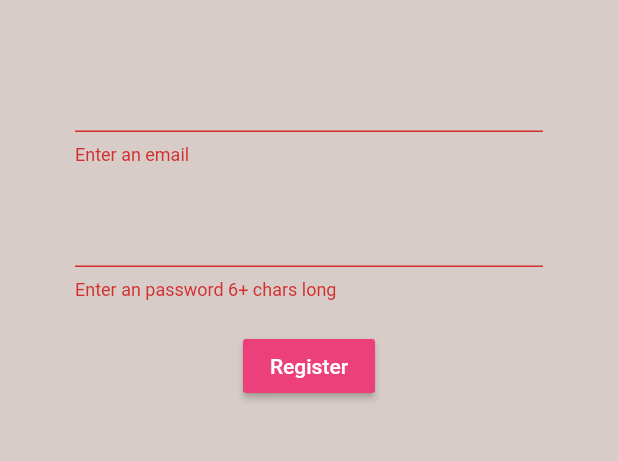
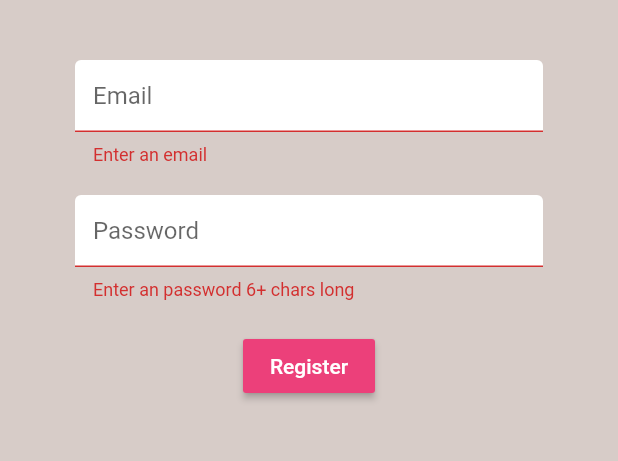
Before and after one commit to TsengYiYao/brew-crew, a Flutter app: the Register screen opened directly, after a tap on "Register", on a phone screen of 412 x 824 dp, the part 84-545 px from its top. Run offline on Flutter 3.47's test engine with Material 2 defaults, Android fonts, the phone set to English and light mode, and no system bars; our stand-ins replace firebase_auth; accounts and stored records are empty.

Commit message:
#14 - Text Input Decoration - finished

```diff
--- a/lib/screens/authenticate/register.dart
+++ b/lib/screens/authenticate/register.dart
@@ -1,6 +1,7 @@
 //import 'dart:html';
 
 import 'package:brew_crew/services/auth.dart';
+import 'package:brew_crew/shared/constants.dart';
 import 'package:flutter/material.dart';
 
 class Register extends StatefulWidget {
@@ -46,24 +47,15 @@ class _RegisterState extends State<Register> {
             children: <Widget>[
               SizedBox(height: 20.0),
               TextFormField(
-                validator: (val) => val.isEmpty ? 'Enter an email' : null,
-                onChanged: (val) {
-                  setState(() {
-                    email = val;
-                  });
-                },
-              ),
+                  decoration: kTextInputDecoration.copyWith(hintText: 'Email'),
+                  validator: (val) => val.isEmpty ? 'Enter an email' : null,
+                  onChanged: (val) => setState(() => email = val)),
               SizedBox(height: 20.0),
               TextFormField(
-                obscureText: true,
-                validator: (val) =>
-                    val.length < 6 ? 'Enter an password 6+ chars long' : null,
-                onChanged: (val) {
-                  setState(() {
-                    password = val;
-                  });
-                },
-              ),
+                  decoration: kTextInputDecoration.copyWith(hintText: 'Password'),
+                  obscureText: true,
+                  validator: (val) => val.length < 6 ? 'Enter an password 6+ chars long' : null,
+                  onChanged: (val) => setState(() => password = val)),
               SizedBox(height: 20.0),
               RaisedButton(
                 color: Colors.pink[400],
@@ -73,8 +65,7 @@ class _RegisterState extends State<Register> {
                 ),
                 onPressed: () async {
                   if (_formKey.currentState.validate()) {
-                    dynamic result = await _auth.registerWithEmailAndPassword(
-                        email, password);
+                    dynamic result = await _auth.registerWithEmailAndPassword(email, password);
                     if (result == null) {
                       setState(() => error = 'please supply a valid email');
                     }
--- a/lib/screens/authenticate/sign_in.dart
+++ b/lib/screens/authenticate/sign_in.dart
@@ -1,4 +1,5 @@
 import 'package:brew_crew/services/auth.dart';
+import 'package:brew_crew/shared/constants.dart';
 import 'package:flutter/material.dart';
 
 class SignIn extends StatefulWidget {
@@ -44,6 +45,7 @@ class _SignInState extends State<SignIn> {
             children: <Widget>[
               SizedBox(height: 20.0),
               TextFormField(
+                decoration: kTextInputDecoration.copyWith(hintText: 'Email'),
                 validator: (val) => val.isEmpty ? 'Enter an email' : null,
                 onChanged: (val) {
                   setState(() {
@@ -53,9 +55,9 @@ class _SignInState extends State<SignIn> {
               ),
               SizedBox(height: 20.0),
               TextFormField(
+                decoration: kTextInputDecoration.copyWith(hintText: 'Password'),
                 obscureText: true,
-                validator: (val) =>
-                    val.length < 6 ? 'Enter an password 6+ chars long' : null,
+                validator: (val) => val.length < 6 ? 'Enter an password 6+ chars long' : null,
                 onChanged: (val) {
                   setState(() {
                     password = val;
@@ -72,11 +74,9 @@ class _SignInState extends State<SignIn> {
                 onPressed: () async {
                   if (_formKey.currentState.validate()) {
                     // print('valid');
-                    dynamic result =
-                        await _auth.signInWithEmailAndPassword(email, password);
+                    dynamic result = await _auth.signInWithEmailAndPassword(email, password);
                     if (result == null) {
-                      setState(() =>
-                          error = 'could not sign in with those credentials');
+                      setState(() => error = 'could not sign in with those credentials');
                     }
                   }
                 },
--- /dev/null
+++ b/lib/shared/constants.dart
@@ -0,0 +1,8 @@
+import 'package:flutter/material.dart';
+
+const kTextInputDecoration = InputDecoration(
+  fillColor: Colors.white,
+  filled: true,
+  enabledBorder: OutlineInputBorder(borderSide: BorderSide(color: Colors.white, width: 2.0)),
+  focusedBorder: OutlineInputBorder(borderSide: BorderSide(color: Colors.pink, width: 2.0)),
+);
```
